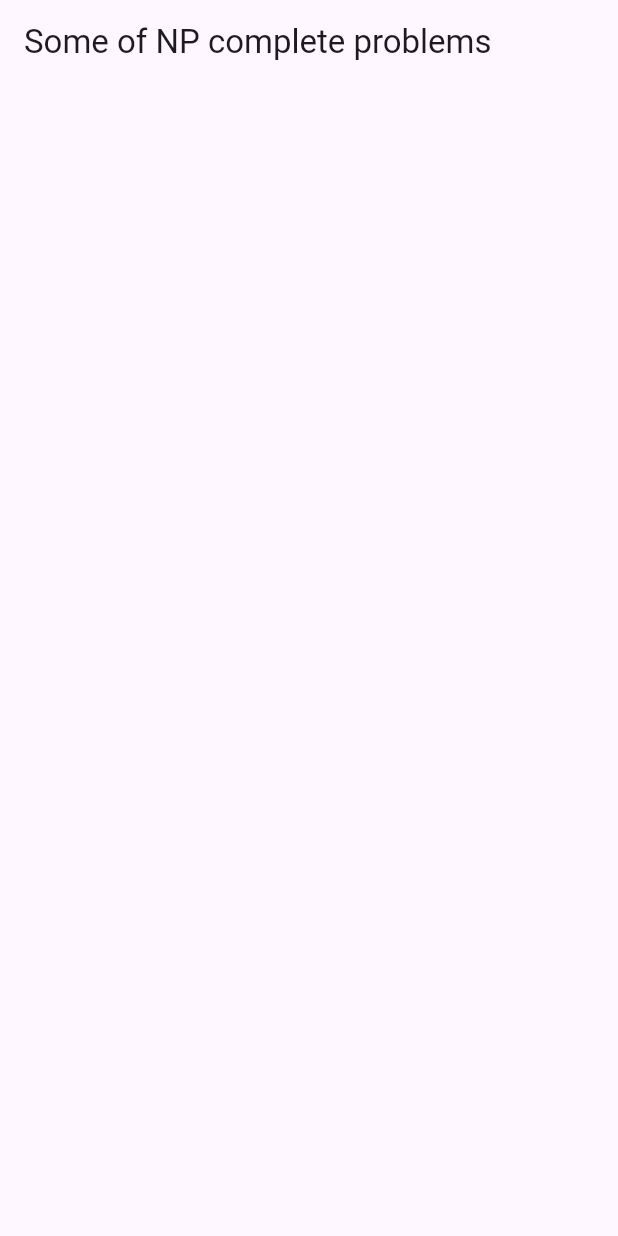
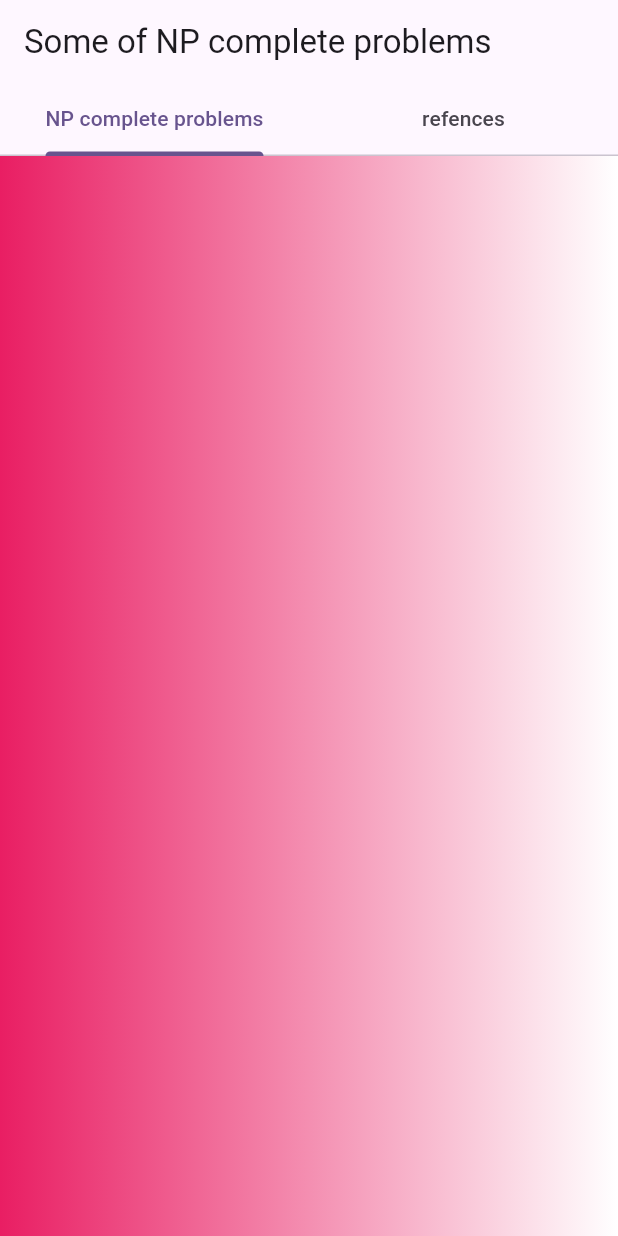
Before and after one commit to UniteacherDrRaed/listOfNPcompleteProblems, a Flutter app: the screen it shows after launch, on a phone screen of 412 x 824 dp. Run offline on Flutter 3.47's test engine with Material 2 defaults, Android fonts, the phone set to English and light mode, and no system bars.

Commit message:
adding a tabbar with two tabs

```diff
--- a/lib/hauptseiteforapp.dart
+++ b/lib/hauptseiteforapp.dart
@@ -12,10 +12,47 @@ class _HauptSeiteState extends State<HauptSeite> {
   Widget build(BuildContext context) {
     return DefaultTabController(
       length: 2,
+      initialIndex: 0,
       child: Scaffold(
         appBar: AppBar(
-          title: Text("Some of NP complete problems"
+          title: const Text("Some of NP complete problems"
           ),
+          bottom: const TabBar(tabs:
+          [
+            Tab(
+              text: "NP complete problems",
+            ),
+            Tab(
+              text: "refences",
+            ),
+          ]),
+          ),
+          body: TabBarView(
+            children: [
+              Container(
+                height: 400,
+                decoration: const BoxDecoration(
+                  gradient: LinearGradient(
+                    colors:
+                    [
+                      Colors.pink,
+                      Colors.white
+                    ])
+                ),
+              ),
+              Container(
+                  decoration: const BoxDecoration(
+                  gradient: LinearGradient(
+                    colors:
+                    [
+
+                      Colors.white,
+                      Colors.pink
+                    ])
+                ),
+
+              )
+            ],
           ),
       ),
     );
```
